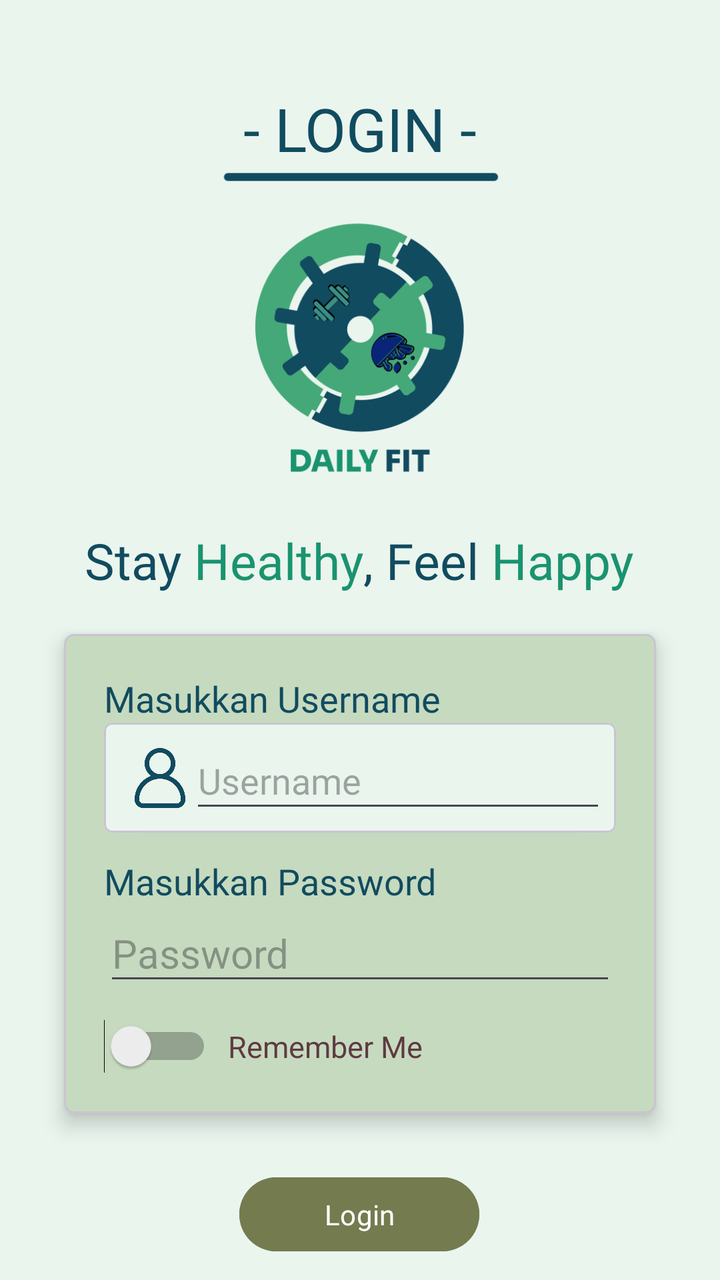
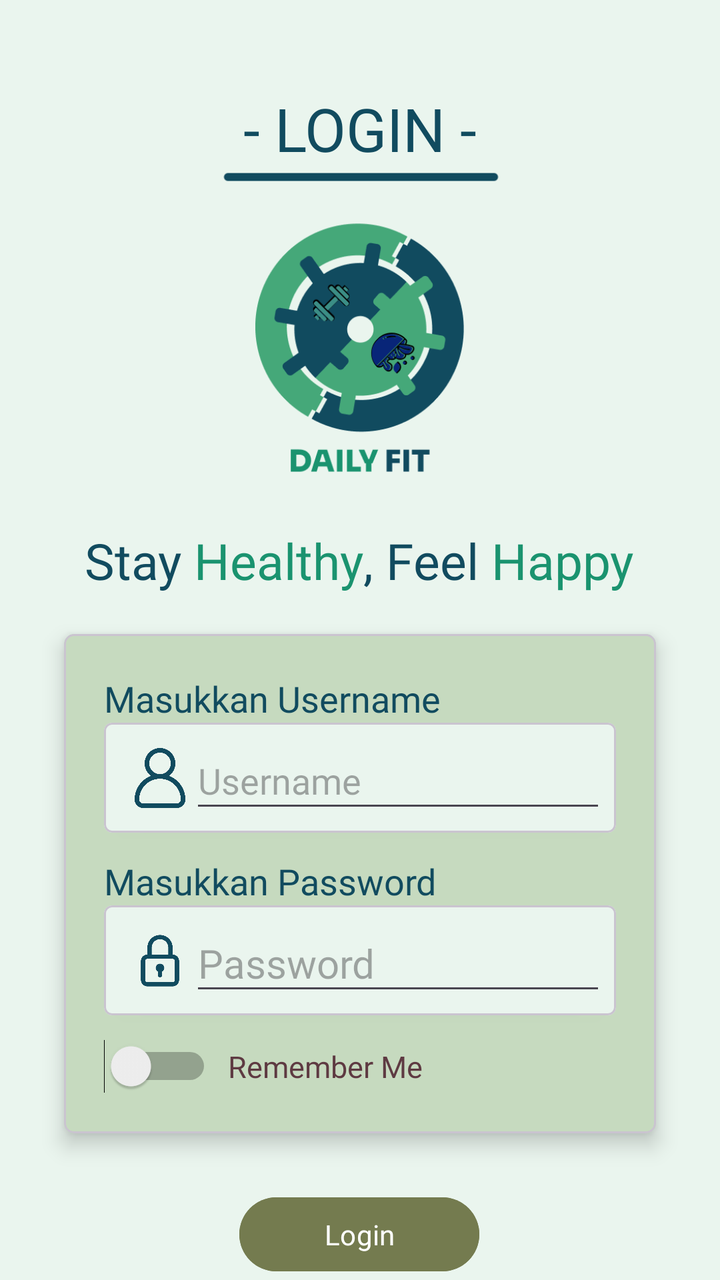

The first picture is an Android layout as it rendered before a commit; the second is the same layout after the commit. The layout source and the unified diff follow.
<!-- AndroidManifest.xml: application theme Theme.Sherine_TIA -->
<!-- res/layout/activity_login.xml -->
<?xml version="1.0" encoding="utf-8"?>
<androidx.constraintlayout.widget.ConstraintLayout xmlns:android="http://schemas.android.com/apk/res/android"
    xmlns:app="http://schemas.android.com/apk/res-auto"
    xmlns:tools="http://schemas.android.com/tools"
    android:id="@+id/main"
    android:layout_width="match_parent"
    android:layout_height="match_parent"
    android:background="@color/bgColour"
    tools:context=".LoginActivity">

    <ImageView
        android:id="@+id/imageView"
        android:layout_width="189dp"
        android:layout_height="150dp"
        android:layout_marginTop="9dp"
        app:layout_constraintEnd_toEndOf="parent"
        app:layout_constraintStart_toStartOf="parent"
        app:layout_constraintTop_toBottomOf="@+id/head"
        app:srcCompat="@drawable/logo_daily_fit" />

    <TextView
        android:id="@+id/textView"
        android:layout_width="wrap_content"
        android:layout_height="wrap_content"
        android:layout_marginTop="20dp"
        android:fontFamily="@font/nunito_bold"
        android:text="@string/tagline"
        android:textColor="@color/blue"
        android:textSize="25sp"
        app:layout_constraintEnd_toEndOf="parent"
        app:layout_constraintHorizontal_bias="0.497"
        app:layout_constraintStart_toStartOf="parent"
        app:layout_constraintTop_toBottomOf="@+id/imageView" />

    <com.google.android.material.card.MaterialCardView
        android:id="@+id/cardViewInput"
        android:layout_width="0dp"
        android:layout_height="wrap_content"
        android:layout_marginHorizontal="32dp"
        android:layout_marginTop="20dp"
        android:backgroundTint="@color/cardBg"
        app:cardCornerRadius="5dp"
        app:cardElevation="6dp"
        app:layout_constraintBottom_toTopOf="@+id/btnLogin"
        app:layout_constraintEnd_toEndOf="parent"
        app:layout_constraintStart_toStartOf="parent"
        app:layout_constraintTop_toBottomOf="@+id/textView">

        <androidx.constraintlayout.widget.ConstraintLayout
            android:layout_width="match_parent"
            android:layout_height="wrap_content"
            android:paddingHorizontal="20dp"
            android:paddingVertical="20dp">

            <TextView
                android:id="@+id/txtUsername"
                android:layout_width="wrap_content"
                android:layout_height="wrap_content"
                android:fontFamily="@font/nunito_medium"
                android:text="Masukkan Username"
                android:textColor="@color/blue"
                android:textSize="18sp"
                app:layout_constraintStart_toStartOf="parent"
                app:layout_constraintTop_toTopOf="parent" />

            <com.google.android.material.card.MaterialCardView
                android:id="@+id/cardViewInputUsername"
                android:layout_width="0dp"
                android:layout_height="wrap_content"
                android:backgroundTint="@color/bgColour"
                app:cardCornerRadius="4dp"
                app:cardElevation="2dp"
                app:layout_constraintEnd_toEndOf="parent"
                app:layout_constraintStart_toStartOf="parent"
                app:layout_constraintTop_toBottomOf="@+id/txtUsername">

                <androidx.constraintlayout.widget.ConstraintLayout
                    android:layout_width="match_parent"
                    android:layout_height="wrap_content"
                    android:padding="5dp">

                    <ImageView
                        android:id="@+id/user_img"
                        android:layout_width="30dp"
                        android:layout_height="30dp"
                        android:layout_marginStart="8dp"
                        app:layout_constraintBottom_toBottomOf="parent"
                        app:layout_constraintStart_toStartOf="parent"
                        app:layout_constraintTop_toTopOf="parent"
                        app:srcCompat="@drawable/avatar"
                        app:tint="@color/blue" />

                    <EditText
                        android:id="@+id/edtUsername"
                        android:layout_width="0dp"
                        android:layout_height="45dp"
                        android:ems="10"
                        android:fontFamily="@font/godofwar"
                        android:hint="Username"
                        android:inputType="text"
                        android:textColor="@color/blue"
                        android:textSize="18sp"
                        app:layout_constraintBottom_toBottomOf="@+id/user_img"
                        app:layout_constraintEnd_toEndOf="parent"
                        app:layout_constraintHorizontal_bias="0.0"
                        app:layout_constraintStart_toEndOf="@+id/user_img"
                        app:layout_constraintTop_toTopOf="@+id/user_img" />

                </androidx.constraintlayout.widget.ConstraintLayout>
            </com.google.android.material.card.MaterialCardView>

            <TextView
                android:id="@+id/txtPassword"
                android:layout_width="wrap_content"
                android:layout_height="wrap_content"
                android:layout_marginTop="12dp"
                android:fontFamily="@font/nunito_medium"
                android:text="Masukkan Password"
                android:textColor="@color/blue"
                android:textSize="18sp"
                app:layout_constraintStart_toStartOf="parent"
                app:layout_constraintTop_toBottomOf="@+id/cardViewInputUsername" />

            <EditText
                android:id="@+id/edtPassword"
                android:layout_width="0dp"
                android:layout_height="45dp"
                android:ems="10"
                android:fontFamily="@font/godofwar"
                android:hint="Password"
                android:inputType="textPassword"
                android:textColor="@color/textColour"
                android:textSize="20sp"
                app:layout_constraintEnd_toEndOf="parent"
                app:layout_constraintStart_toStartOf="parent"
                app:layout_constraintTop_toBottomOf="@+id/txtPassword" />

            <Switch
                android:id="@+id/switchRememberMe"
                android:layout_width="wrap_content"
                android:layout_height="wrap_content"
                android:layout_marginTop="12dp"
                app:layout_constraintBottom_toBottomOf="parent"
                app:layout_constraintStart_toStartOf="parent"
                app:layout_constraintTop_toBottomOf="@+id/edtPassword" />

            <TextView
                android:id="@+id/textRememberMe"
                android:layout_width="wrap_content"
                android:layout_height="wrap_content"
                android:layout_marginStart="8dp"
                android:fontFamily="@font/cinzel_bold"
                android:text="Remember Me"
                android:textColor="@color/textColour"
                android:textSize="15sp"
                app:layout_constraintBottom_toBottomOf="@+id/switchRememberMe"
                app:layout_constraintStart_toEndOf="@+id/switchRememberMe"
                app:layout_constraintTop_toTopOf="@+id/switchRememberMe" />
        </androidx.constraintlayout.widget.ConstraintLayout>

    </com.google.android.material.card.MaterialCardView>

    <Button
        android:id="@+id/btnLogin"
        android:layout_width="120dp"
        android:layout_height="45dp"
        android:layout_marginHorizontal="32dp"
        android:layout_marginTop="28dp"
        android:backgroundTint="@color/button"
        android:fontFamily="@font/cinzel_bold"
        android:text="Login"
        android:textColor="@color/white"
        app:layout_constraintEnd_toEndOf="parent"
        app:layout_constraintHorizontal_bias="0.498"
        app:layout_constraintStart_toStartOf="parent"
        app:layout_constraintTop_toBottomOf="@+id/cardViewInput" />

    <TextView
        android:id="@+id/textView2"
        android:layout_width="wrap_content"
        android:layout_height="wrap_content"
        android:layout_marginTop="8dp"
        android:clickable="true"
        android:focusable="true"
        android:fontFamily="@font/cinzel_bold"
        android:text="Register"
        android:textColor="@color/textColour"
        android:textSize="15sp"
        app:layout_constraintEnd_toEndOf="parent"
        app:layout_constraintStart_toStartOf="parent"
        app:layout_constraintTop_toBottomOf="@+id/btnLogin" />

    <TextView
        android:id="@+id/head"
        android:layout_width="wrap_content"
        android:layout_height="wrap_content"
        android:layout_marginTop="44dp"
        android:fontFamily="@font/sora_bold"
        android:text="- LOGIN -"
        android:textColor="@color/blue"
        android:textSize="30sp"
        app:layout_constraintEnd_toEndOf="parent"
        app:layout_constraintStart_toStartOf="parent"
        app:layout_constraintTop_toTopOf="parent" />

    <ImageView
        android:id="@+id/imageView3"
        android:layout_width="555dp"
        android:layout_height="169dp"
        android:layout_marginTop="4dp"
        app:layout_constraintEnd_toEndOf="parent"
        app:layout_constraintStart_toStartOf="parent"
        app:layout_constraintTop_toTopOf="parent"
        app:srcCompat="@drawable/line"
        app:tint="@color/blue" />

</androidx.constraintlayout.widget.ConstraintLayout>
<!-- resources referenced by this layout -->
<resources>
  <color name="bgColour">#EAF5EE</color>
  <color name="blue">#114B5F</color>
  <color name="button">#747B4F</color>
  <color name="cardBg">#C6DABF</color>
  <color name="textColour">#5E3A42</color>
  <color name="white">#FFFFFFFF</color>
  <!-- drawable avatar: png bitmap (drawable, 8024 bytes) -->
  <!-- drawable line: png bitmap (drawable, 1503 bytes) -->
  <!-- drawable logo_daily_fit: png bitmap (drawable, 26245 bytes) -->
  <string name="tagline"><font color="#114B5F">"Stay </font><font color="#1A936F">Healthy"</font><font color="#114B5F">, Feel</font><font color="#1A936F"> Happy"</font></string>
  <style name="Theme.Sherine_TIA" parent="Base.Theme.Sherine_TIA" />
  <style name="Base.Theme.Sherine_TIA" parent="Theme.Material3.DayNight.NoActionBar">
          
          
      </style>
</resources>

<!-- the commit's change to res/layout/activity_login.xml (unified diff, before → after) -->
@@ -121,19 +121,51 @@
                 app:layout_constraintStart_toStartOf="parent"
                 app:layout_constraintTop_toBottomOf="@+id/cardViewInputUsername" />
 
-            <EditText
-                android:id="@+id/edtPassword"
+            <com.google.android.material.card.MaterialCardView
+                android:id="@+id/cardViewInputPassword"
                 android:layout_width="0dp"
-                android:layout_height="45dp"
-                android:ems="10"
-                android:fontFamily="@font/godofwar"
-                android:hint="Password"
-                android:inputType="textPassword"
-                android:textColor="@color/textColour"
-                android:textSize="20sp"
+                android:layout_height="wrap_content"
+                android:backgroundTint="@color/bgColour"
+                app:cardCornerRadius="4dp"
+                app:cardElevation="2dp"
                 app:layout_constraintEnd_toEndOf="parent"
                 app:layout_constraintStart_toStartOf="parent"
-                app:layout_constraintTop_toBottomOf="@+id/txtPassword" />
+                app:layout_constraintTop_toBottomOf="@+id/txtPassword">
+
+                <androidx.constraintlayout.widget.ConstraintLayout
+                    android:layout_width="match_parent"
+                    android:layout_height="wrap_content"
+                    android:padding="5dp">
+
+                    <ImageView
+                        android:id="@+id/user_pass"
+                        android:layout_width="30dp"
+                        android:layout_height="30dp"
+                        android:layout_marginStart="8dp"
+                        app:layout_constraintBottom_toBottomOf="parent"
+                        app:layout_constraintStart_toStartOf="parent"
+                        app:layout_constraintTop_toTopOf="parent"
+                        app:srcCompat="@drawable/padlock"
+                        app:tint="@color/blue" />
+
+                    <EditText
+                        android:id="@+id/edtPassword"
+                        android:layout_width="0dp"
+                        android:layout_height="45dp"
+                        android:ems="10"
+                        android:fontFamily="@font/godofwar"
+                        android:hint="Password"
+                        android:inputType="textPassword"
+                        android:textColor="@color/textColour"
+                        android:textSize="20sp"
+                        app:layout_constraintBottom_toBottomOf="@+id/user_pass"
+                        app:layout_constraintEnd_toEndOf="parent"
+                        app:layout_constraintHorizontal_bias="0.0"
+                        app:layout_constraintStart_toEndOf="@+id/user_pass"
+                        app:layout_constraintTop_toTopOf="@+id/user_pass" />
+
+                </androidx.constraintlayout.widget.ConstraintLayout>
+            </com.google.android.material.card.MaterialCardView>
 
             <Switch
                 android:id="@+id/switchRememberMe"
@@ -142,7 +174,7 @@
                 android:layout_marginTop="12dp"
                 app:layout_constraintBottom_toBottomOf="parent"
                 app:layout_constraintStart_toStartOf="parent"
-                app:layout_constraintTop_toBottomOf="@+id/edtPassword" />
+                app:layout_constraintTop_toBottomOf="@+id/cardViewInputPassword" />
 
             <TextView
                 android:id="@+id/textRememberMe"
<!-- resource entries referenced after the edit -->
@@ -9,6 +9,7 @@
   <!-- drawable avatar: png bitmap (drawable, 8024 bytes) -->
   <!-- drawable line: png bitmap (drawable, 1503 bytes) -->
   <!-- drawable logo_daily_fit: png bitmap (drawable, 26245 bytes) -->
+  <!-- drawable padlock: png bitmap (drawable, 8373 bytes) -->
   <string name="tagline"><font color="#114B5F">"Stay </font><font color="#1A936F">Healthy"</font><font color="#114B5F">, Feel</font><font color="#1A936F"> Happy"</font></string>
   <style name="Theme.Sherine_TIA" parent="Base.Theme.Sherine_TIA" />
   <style name="Base.Theme.Sherine_TIA" parent="Theme.Material3.DayNight.NoActionBar">
